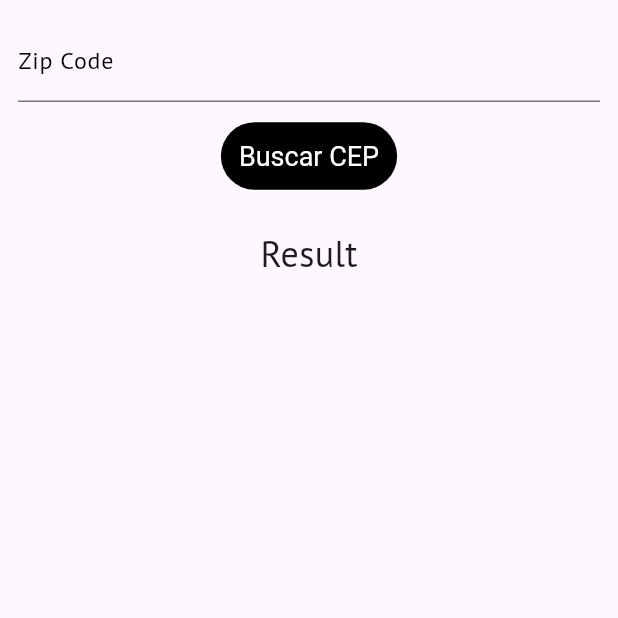
After one commit to arthurpasqualon/flutter_learning, a Flutter app: the TestHttpPage screen opened directly, on a phone screen of 412 x 824 dp, the top half of it. The commit adds this screen. Run offline on Flutter 3.47's test engine with Material 3 defaults, Android fonts, the phone set to English and light mode, and no system bars; our stand-ins replace google_fonts, hive, shared_preferences; accounts and stored records are empty; network calls fail.

```diff
--- /dev/null
+++ b/learn_app/lib/model/via_cep_model.dart
@@ -0,0 +1,104 @@
+class ViaCepModel {
+  String? _cep;
+  String? _logradouro;
+  String? _complemento;
+  String? _bairro;
+  String? _localidade;
+  String? _uf;
+  String? _ibge;
+  String? _gia;
+  String? _ddd;
+  String? _siafi;
+
+  ViaCepModel(
+      {String? cep,
+      String? logradouro,
+      String? complemento,
+      String? bairro,
+      String? localidade,
+      String? uf,
+      String? ibge,
+      String? gia,
+      String? ddd,
+      String? siafi}) {
+    if (cep != null) {
+      _cep = cep;
+    }
+    if (logradouro != null) {
+      _logradouro = logradouro;
+    }
+    if (complemento != null) {
+      _complemento = complemento;
+    }
+    if (bairro != null) {
+      _bairro = bairro;
+    }
+    if (localidade != null) {
+      _localidade = localidade;
+    }
+    if (uf != null) {
+      _uf = uf;
+    }
+    if (ibge != null) {
+      _ibge = ibge;
+    }
+    if (gia != null) {
+      _gia = gia;
+    }
+    if (ddd != null) {
+      _ddd = ddd;
+    }
+    if (siafi != null) {
+      _siafi = siafi;
+    }
+  }
+
+  String? get cep => _cep;
+  set cep(String? cep) => _cep = cep;
+  String? get logradouro => _logradouro;
+  set logradouro(String? logradouro) => _logradouro = logradouro;
+  String? get complemento => _complemento;
+  set complemento(String? complemento) => _complemento = complemento;
+  String? get bairro => _bairro;
+  set bairro(String? bairro) => _bairro = bairro;
+  String? get localidade => _localidade;
+  set localidade(String? localidade) => _localidade = localidade;
+  String? get uf => _uf;
+  set uf(String? uf) => _uf = uf;
+  String? get ibge => _ibge;
+  set ibge(String? ibge) => _ibge = ibge;
+  String? get gia => _gia;
+  set gia(String? gia) => _gia = gia;
+  String? get ddd => _ddd;
+  set ddd(String? ddd) => _ddd = ddd;
+  String? get siafi => _siafi;
+  set siafi(String? siafi) => _siafi = siafi;
+
+  ViaCepModel.fromJson(Map<String, dynamic> json) {
+    _cep = json['cep'];
+    _logradouro = json['logradouro'];
+    _complemento = json['complemento'];
+    _bairro = json['bairro'];
+    _localidade = json['localidade'];
+    _uf = json['uf'];
+    _ibge = json['ibge'];
+    _gia = json['gia'];
+    _ddd = json['ddd'];
+    _siafi = json['siafi'];
+  }
+
+  Map<String, dynamic> toJson() {
+    final Map<String, dynamic> data = <String, dynamic>{};
+    data['cep'] = _cep;
+    data['logradouro'] = _logradouro;
+    data['complemento'] = _complemento;
+    data['bairro'] = _bairro;
+    data['localidade'] = _localidade;
+    data['uf'] = _uf;
+    data['ibge'] = _ibge;
+    data['gia'] = _gia;
+    data['ddd'] = _ddd;
+    data['siafi'] = _siafi;
+    return data;
+  }
+}
--- a/learn_app/lib/pages/settings_page.dart
+++ b/learn_app/lib/pages/settings_page.dart
@@ -1,6 +1,5 @@
 import 'package:flutter/material.dart';
 import 'package:learn_app/services/app_storage_service.dart';
-import 'package:shared_preferences/shared_preferences.dart';
 
 class SettingsPage extends StatefulWidget {
   const SettingsPage({super.key});
--- /dev/null
+++ b/learn_app/lib/pages/test_http_page.dart
@@ -0,0 +1,88 @@
+import 'package:flutter/material.dart';
+import 'package:learn_app/model/via_cep_model.dart';
+import 'package:learn_app/repositories/via_cep_repository.dart';
+
+class TestHttpPage extends StatefulWidget {
+  const TestHttpPage({Key? key}) : super(key: key);
+
+  @override
+  State<TestHttpPage> createState() => _TestHttpPageState();
+}
+
+class _TestHttpPageState extends State<TestHttpPage> {
+  TextEditingController zipCodeController = TextEditingController();
+  ViaCepModel viaCepModel = ViaCepModel();
+  bool isLoading = false;
+  void searchZipCode() async {
+    setState(() {
+      isLoading = true;
+    });
+    if (int.tryParse(zipCodeController.text) == null &&
+        zipCodeController.text.length != 8) {
+      debugPrint("Invalid Zip Code");
+      setState(() {
+        isLoading = false;
+      });
+      return;
+    }
+    viaCepModel = await ViaCepRepository().fetchZipCode(zipCodeController.text);
+    setState(() {
+      isLoading = false;
+    });
+  }
+
+  @override
+  Widget build(BuildContext context) {
+    return Scaffold(
+        body: Center(
+      child: Column(
+        children: [
+          Padding(
+              padding: const EdgeInsets.all(12.0),
+              child: TextField(
+                  autofocus: false,
+                  keyboardType: TextInputType.number,
+                  controller: zipCodeController,
+                  decoration: const InputDecoration(
+                    labelText: "Zip Code",
+                    hintStyle: TextStyle(color: Colors.black),
+                    labelStyle: TextStyle(color: Colors.black),
+                    focusedBorder: UnderlineInputBorder(
+                        borderSide: BorderSide(color: Colors.black)),
+                    hintText: "Type your Zip Code",
+                  ))),
+          TextButton(
+              style: TextButton.styleFrom(
+                  backgroundColor: Colors.black,
+                  padding: const EdgeInsets.all(12.0),
+                  textStyle: const TextStyle(fontSize: 18)),
+              onPressed: searchZipCode,
+              child: const Text("Buscar CEP",
+                  style: TextStyle(color: Colors.white))),
+          const SizedBox(
+            height: 24,
+          ),
+          const Text(
+            "Result",
+            style: TextStyle(fontSize: 24),
+          ),
+          Visibility(
+              visible: viaCepModel.cep?.isNotEmpty ?? false,
+              child: Column(
+                children: [
+                  Text("Zip Code: ${viaCepModel.cep}"),
+                  Text("City: ${viaCepModel.localidade}"),
+                  Text("State: ${viaCepModel.uf}"),
+                ],
+              )),
+          Visibility(
+            visible: isLoading,
+            child: const CircularProgressIndicator(
+              color: Colors.black,
+            ),
+          )
+        ],
+      ),
+    ));
+  }
+}
--- /dev/null
+++ b/learn_app/lib/repositories/via_cep_repository.dart
@@ -0,0 +1,16 @@
+import 'dart:convert';
+
+import 'package:learn_app/model/via_cep_model.dart';
+import 'package:http/http.dart' as http;
+
+class ViaCepRepository {
+  Future<ViaCepModel> fetchZipCode(String zipCode) async {
+    try {
+      final response =
+          await http.get(Uri.parse('https://viacep.com.br/ws/$zipCode/json/'));
+      return ViaCepModel.fromJson(jsonDecode(response.body));
+    } catch (e) {
+      throw Exception('Erro ao buscar CEP');
+    }
+  }
+}
--- a/learn_app/pubspec.yaml
+++ b/learn_app/pubspec.yaml
@@ -39,6 +39,7 @@ dependencies:
   shared_preferences: ^2.2.2
   hive: ^2.2.3
   path_provider: ^2.1.2
+  http: ^1.2.0
 
 dev_dependencies:
   flutter_test:
```
Also changed, not shown: learn_app/lib/model/posts_model.dart (added, +28 -0 lines), learn_app/lib/pages/card_page.dart (deleted, +0 -109 lines), learn_app/lib/pages/main_page.dart (+5 -7 lines), learn_app/lib/pages/post_page.dart (added, +125 -0 lines), learn_app/lib/repositories/posts_repository.dart (added, +28 -0 lines), learn_app/pubspec.lock, 1 other file.
